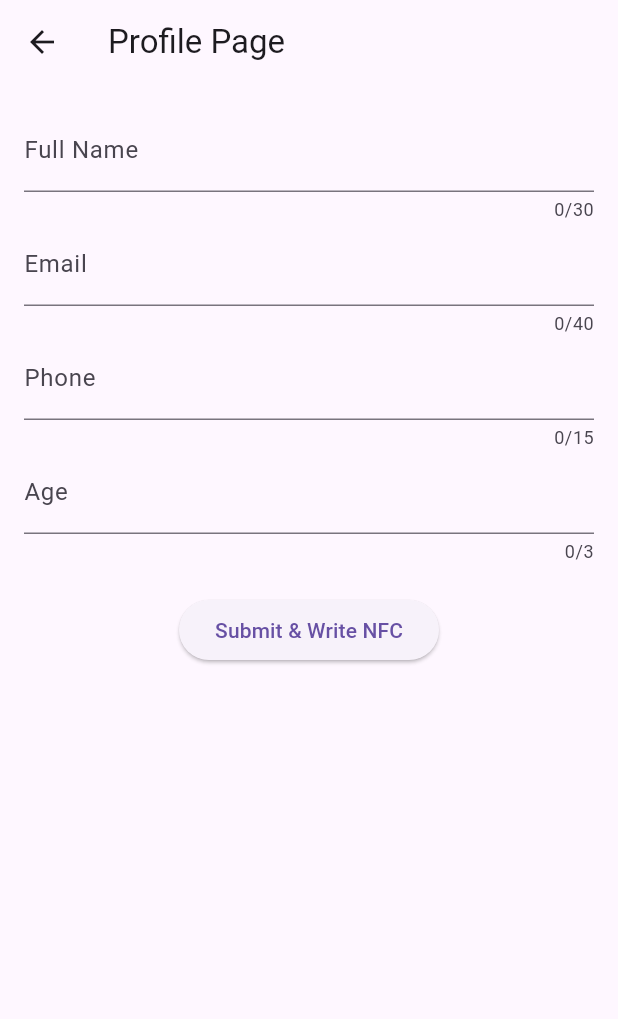
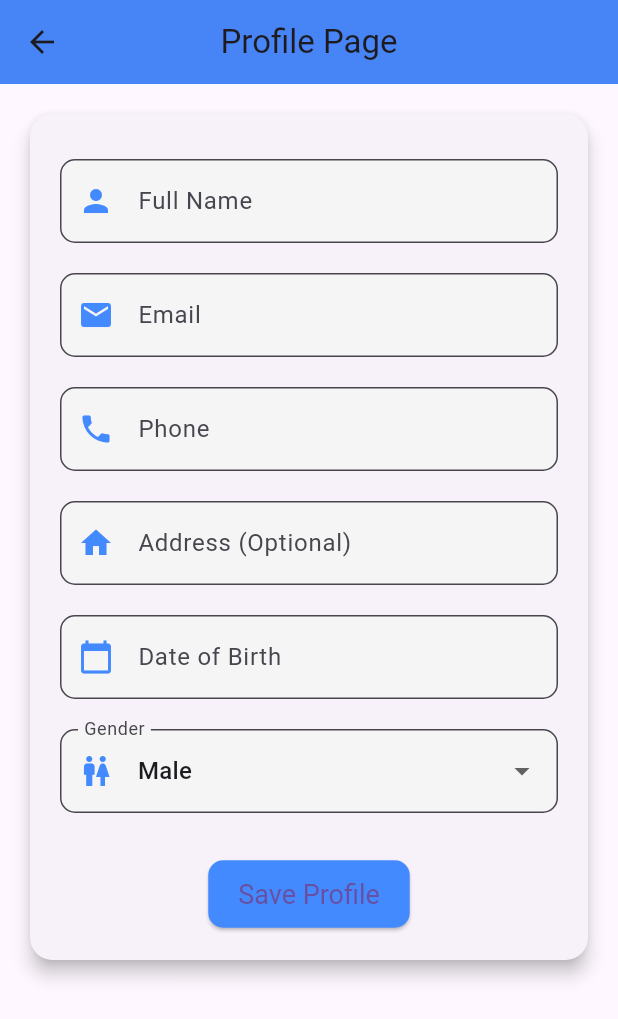
Before and after one commit to webh-771/data-tap, a Flutter app: the ProfilePage screen opened directly with empty values, on a phone screen of 412 x 824 dp. Shown: the top 1019 px of the screen. Run offline on Flutter 3.47's test engine with Material 3 defaults, Android fonts, the phone set to English and light mode, and no system bars; our stand-ins replace cloud_firestore, firebase_auth, firebase_core; missing offline and left inert: nfc_manager; accounts and stored records are empty.

```diff
--- a/lib/screens/homepage.dart
+++ b/lib/screens/homepage.dart
@@ -1,6 +1,6 @@
 import 'package:flutter/material.dart';
 import 'package:cloud_firestore/cloud_firestore.dart';
-import 'profilepage.dart';
+import 'detailshome.dart';
 import 'read_page.dart';
 
 class HomePage extends StatefulWidget {
@@ -75,7 +75,7 @@ class _HomePageState extends State<HomePage> {
                     onTap: () {
                       Navigator.push(
                         context,
-                        MaterialPageRoute(builder: (context) => ProfilePage(uid: widget.uid)),
+                        MaterialPageRoute(builder: (context) => Detailshome(uid: widget.uid)),
                       );
                     },
                   ),
@@ -85,7 +85,7 @@ class _HomePageState extends State<HomePage> {
                     onTap: () {
                       Navigator.push(
                         context,
-                        MaterialPageRoute(builder: (context) => ReadPage(uid: widget.uid)),
+                        MaterialPageRoute(builder: (context) => ReadPage()),
                       );
                     },
                   ),
--- a/lib/screens/profilepage.dart
+++ b/lib/screens/profilepage.dart
@@ -1,6 +1,5 @@
 import 'package:flutter/material.dart';
 import 'package:cloud_firestore/cloud_firestore.dart';
-import 'write_page.dart';
 
 class ProfilePage extends StatefulWidget {
   final String uid; // User's UID passed after login
@@ -16,7 +15,9 @@ class _ProfilePageState extends State<ProfilePage> {
   final TextEditingController _nameController = TextEditingController();
   final TextEditingController _emailController = TextEditingController();
   final TextEditingController _phoneController = TextEditingController();
-  final TextEditingController _ageController = TextEditingController();
+  final TextEditingController _addressController = TextEditingController();
+  final TextEditingController _dobController = TextEditingController();
+  String _selectedGender = 'Male'; // Default selection
 
   // Function to save profile details in Firestore
   Future<void> _saveProfileDetails() async {
@@ -25,29 +26,19 @@ class _ProfilePageState extends State<ProfilePage> {
         'Full Name': _nameController.text.trim(),
         'Email': _emailController.text.trim(),
         'Phone': _phoneController.text.trim(),
-        'Age': _ageController.text.trim(),
-        'Updated At': FieldValue.serverTimestamp(), // Timestamp for tracking updates
+        'Address': _addressController.text.trim().isEmpty ? null : _addressController.text.trim(), // Nullable
+        'DateOfBirth': _dobController.text.trim(),
+        'Gender': _selectedGender,
+        'Updated At': FieldValue.serverTimestamp(),
       };
 
-      // Save profile data to Firestore
       await FirebaseFirestore.instance
-          .collection('user_profiles') // Collection name: user_profiles
-          .doc(widget.uid) // Use UID as the document ID
-          .set(profileData, SetOptions(merge: true)); // Merge to allow updates
+          .collection('user_profiles')
+          .doc(widget.uid) // Use UID as the primary key
+          .set(profileData, SetOptions(merge: true));
 
       ScaffoldMessenger.of(context).showSnackBar(
         SnackBar(content: Text('Profile details saved successfully!')),
-      );
-
-      // Navigate to the WritePage and pass the profile data
-      Navigator.push(
-        context,
-        MaterialPageRoute(
-          builder: (context) => WritePage(
-            uid: widget.uid,
-          ),
-
-    ),
       );
     } catch (e) {
       ScaffoldMessenger.of(context).showSnackBar(
@@ -61,41 +52,31 @@ class _ProfilePageState extends State<ProfilePage> {
     return Scaffold(
       appBar: AppBar(
         title: Text('Profile Page'),
+        centerTitle: true,
+        backgroundColor: Colors.blueAccent,
+        elevation: 4,
       ),
-      body: Form(
+      body: SingleChildScrollView(
+        padding: const EdgeInsets.all(16.0),
+        child: Form(
           key: _formKey,
-        child: SingleChildScrollView(
-          padding: const EdgeInsets.all(16.0),
           child: Column(
             children: [
-              TextFormField(
-                controller: _nameController,
-                decoration: InputDecoration(labelText: 'Full Name'),
-                maxLength: 30,
-                validator: (value) =>
-                value == null || value.isEmpty ? 'Please enter your full name' : null,
+              Card(
+                elevation: 5,
+                shape: RoundedRectangleBorder(
+                  borderRadius: BorderRadius.circular(15),
                 ),
-              TextFormField(
-                controller: _emailController,
-                decoration: InputDecoration(labelText: 'Email'),
-                maxLength: 40,
-                validator: (value) =>
-                value == null || value.isEmpty ? 'Please enter your email' : null,
-              ),
-              TextFormField(
-                controller: _phoneController,
-                decoration: InputDecoration(labelText: 'Phone'),
-                maxLength: 15,
-                validator: (value) =>
-                value == null || value.isEmpty ? 'Please enter your phone number' : null,
-              ),
-              TextFormField(
-                controller: _ageController,
-                decoration: InputDecoration(labelText: 'Age'),
-                maxLength: 3,
-                validator: (value) =>
-                value == null || value.isEmpty ? 'Please enter your age' : null,
-              ),
+                child: Padding(
+                  padding: const EdgeInsets.all(20.0),
+                  child: Column(
+                    children: [
+                      _buildTextField(_nameController, 'Full Name', Icons.person),
+                      _buildTextField(_emailController, 'Email', Icons.email),
+                      _buildTextField(_phoneController, 'Phone', Icons.phone, isNumeric: true),
+                      _buildTextField(_addressController, 'Address (Optional)', Icons.home),
+                      _buildDateField(),
+                      _buildGenderDropdown(),
                       SizedBox(height: 20),
                       ElevatedButton(
                         onPressed: () {
@@ -103,7 +84,19 @@ class _ProfilePageState extends State<ProfilePage> {
                             _saveProfileDetails();
                           }
                         },
-                child: Text('Submit & Write NFC'),
+                        style: ElevatedButton.styleFrom(
+                          backgroundColor: Colors.blueAccent,
+                          padding: EdgeInsets.symmetric(vertical: 12, horizontal: 20),
+                          shape: RoundedRectangleBorder(
+                            borderRadius: BorderRadius.circular(10),
+                          ),
+                          textStyle: TextStyle(fontSize: 18),
+                        ),
+                        child: Text('Save Profile'),
+                      ),
+                    ],
+                  ),
+                ),
               ),
             ],
           ),
@@ -111,4 +104,100 @@ class _ProfilePageState extends State<ProfilePage> {
       ),
     );
   }
+
+  // Text field builder
+  Widget _buildTextField(TextEditingController controller, String label, IconData icon, {bool isNumeric = false}) {
+    return Padding(
+      padding: const EdgeInsets.symmetric(vertical: 10),
+      child: TextFormField(
+        controller: controller,
+        keyboardType: isNumeric ? TextInputType.number : TextInputType.text,
+        decoration: InputDecoration(
+          prefixIcon: Icon(icon, color: Colors.blueAccent),
+          labelText: label,
+          border: OutlineInputBorder(
+            borderRadius: BorderRadius.circular(10),
+          ),
+          filled: true,
+          fillColor: Colors.grey[100],
+        ),
+        validator: (value) {
+          if (label == 'Email' && value != null && !RegExp(r"^[a-zA-Z0-9+_.-]+@[a-zA-Z0-9.-]+$").hasMatch(value)) {
+            return 'Enter a valid email';
           }
+          if (label == 'Phone' && value != null && value.length != 10) {
+            return 'Enter a valid 10-digit phone number';
+          }
+          if (label != 'Address (Optional)' && (value == null || value.isEmpty)) {
+            return 'Please enter $label';
+          }
+          return null;
+        },
+      ),
+    );
+  }
+
+  // Date Picker for Date of Birth
+  Widget _buildDateField() {
+    return Padding(
+      padding: const EdgeInsets.symmetric(vertical: 10),
+      child: TextFormField(
+        controller: _dobController,
+        readOnly: true,
+        decoration: InputDecoration(
+          prefixIcon: Icon(Icons.calendar_today, color: Colors.blueAccent),
+          labelText: 'Date of Birth',
+          border: OutlineInputBorder(
+            borderRadius: BorderRadius.circular(10),
+          ),
+          filled: true,
+          fillColor: Colors.grey[100],
+        ),
+        validator: (value) => value == null || value.isEmpty ? 'Please select Date of Birth' : null,
+        onTap: () async {
+          DateTime? pickedDate = await showDatePicker(
+            context: context,
+            initialDate: DateTime(2000),
+            firstDate: DateTime(1900),
+            lastDate: DateTime.now(),
+          );
+          if (pickedDate != null) {
+            setState(() {
+              _dobController.text = "${pickedDate.toLocal()}".split(' ')[0]; // Store only the date
+            });
+          }
+        },
+      ),
+    );
+  }
+
+  // Gender Dropdown
+  Widget _buildGenderDropdown() {
+    return Padding(
+      padding: const EdgeInsets.symmetric(vertical: 10),
+      child: DropdownButtonFormField<String>(
+        value: _selectedGender,
+        decoration: InputDecoration(
+          prefixIcon: Icon(Icons.wc, color: Colors.blueAccent),
+          labelText: 'Gender',
+          border: OutlineInputBorder(
+            borderRadius: BorderRadius.circular(10),
+          ),
+          filled: true,
+          fillColor: Colors.grey[100],
+        ),
+        items: ['Male', 'Female', 'Other'].map((String gender) {
+          return DropdownMenuItem<String>(
+            value: gender,
+            child: Text(gender),
+          );
+        }).toList(),
+        onChanged: (newValue) {
+          setState(() {
+            _selectedGender = newValue!;
+          });
+        },
+      ),
+    );
+  }
+}
--- a/pubspec.yaml
+++ b/pubspec.yaml
@@ -37,6 +37,8 @@ dependencies:
   google_fonts: ^6.2.1
   cloud_firestore: ^5.6.2
   local_auth: ^2.3.0
+  file_picker: ^8.3.1
+  firebase_storage: ^12.4.1
 
 
 
```
Also changed, not shown: lib/screens/detailshome.dart (added, +45 -0 lines), lib/screens/medicaldetails.dart (added, +147 -0 lines), pubspec.lock, 3 other files. Lines whose indentation alone changed are shown as unchanged.
